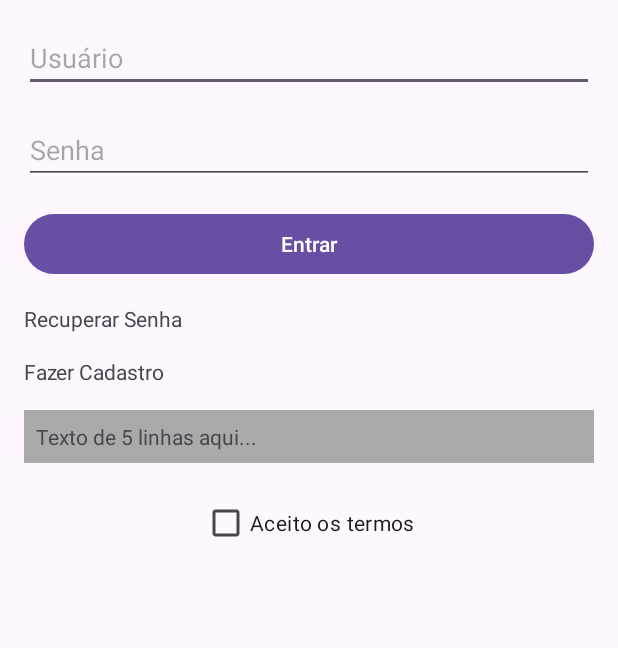
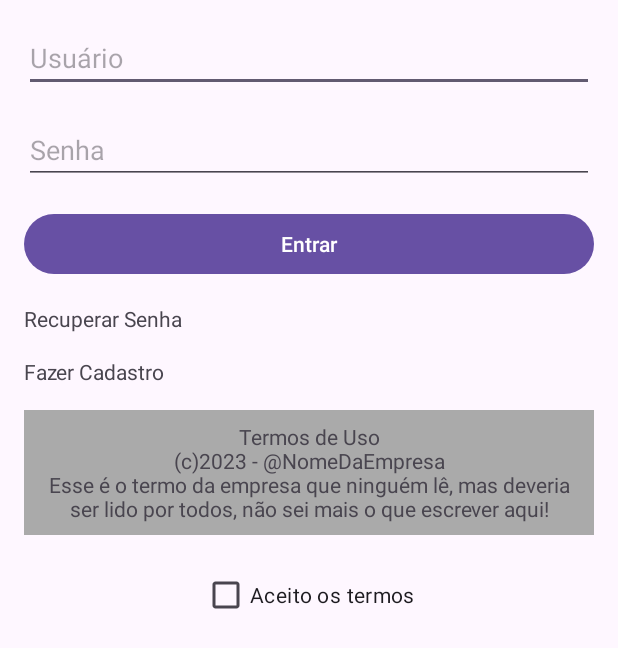
Before and after one commit to SallesUnis/avalicaoAndroidInterface-Bill, an Android app: the screen it shows after launch (MainActivity), on a phone screen of 412 x 824 dp. Shown: the top 648 px of the screen. Run offline under Robolectric (Android 15) with nearby library versions, the phone set to English and light mode, and no system bars.

Commit message:
Add files via upload

```diff
--- a/app/src/main/res/layout/activity_main.xml
+++ b/app/src/main/res/layout/activity_main.xml
@@ -52,11 +52,13 @@
         android:layout_below="@id/textViewCadastro"
         android:layout_marginBottom="16dp">
 
-        <TextView
-            android:layout_width="wrap_content"
-            android:layout_height="wrap_content"
-            android:text="Texto de 5 linhas aqui..."
-            android:maxLines="5"/>
+    <TextView
+        android:layout_width="wrap_content"
+        android:layout_height="wrap_content"
+        android:text="Termos de Uso\n(c)2023 - @NomeDaEmpresa\nEsse é o termo da empresa que ninguém lê, mas deveria ser lido por todos, não sei mais o que escrever aqui!"
+        android:maxLines="5"
+        android:gravity="center_horizontal|center_vertical"
+        android:scrollbars="vertical"/>
 
     </LinearLayout>
 
--- a/app/src/main/res/layout/activity_shope.xml
+++ b/app/src/main/res/layout/activity_shope.xml
@@ -55,7 +55,7 @@
             android:layout_height="wrap_content"
             android:layout_marginHorizontal="10dp"
             android:backgroundTint="@color/primary3"
-                android:text="@string/cattegory"
+            android:text="Categoria 01"
             android:textAllCaps="true"
             android:textColor="@color/white"
             android:textSize="17sp"
@@ -66,7 +66,7 @@
             android:layout_height="wrap_content"
             android:layout_marginHorizontal="10dp"
             android:backgroundTint="@color/primary3"
-                android:text="@string/cattegory"
+            android:text="Categoria 02"
             android:textAllCaps="true"
             android:textColor="@color/white"
             android:textSize="17sp"
@@ -77,7 +77,7 @@
             android:layout_height="wrap_content"
             android:layout_marginHorizontal="10dp"
             android:backgroundTint="@color/primary3"
-                android:text="@string/cattegory"
+            android:text="Categoria 03"
             android:textAllCaps="true"
             android:textColor="@color/white"
             android:textSize="17sp"
```
Lines whose indentation alone changed are shown as unchanged.
